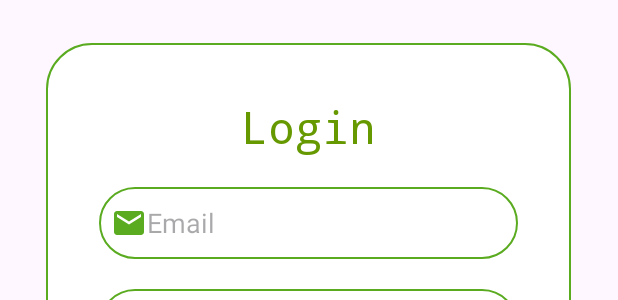
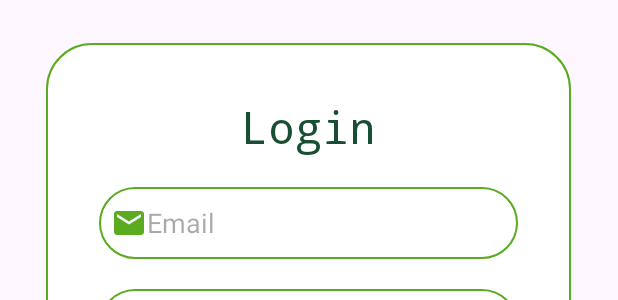
Before and after one commit to krasc094/SEG-2105-Project, an Android app: the layout activity_login.xml on its own in the app's theme, with its tools: preview values and no code run, on a phone screen of 412 x 824 dp. Shown: the part 335-635 px from the top of the screen. Run offline under Robolectric (Android 15) with nearby library versions, the phone set to English and light mode, and no system bars.

```diff
--- a/app/src/main/res/layout/activity_login.xml
+++ b/app/src/main/res/layout/activity_login.xml
@@ -16,7 +16,7 @@
             android:layout_width="match_parent"
             android:layout_height="wrap_content"
             android:background="@drawable/personcrossingroad"
-            />
+            android:contentDescription="Image of PedalPal logo" />
     </LinearLayout>
 
     <LinearLayout
@@ -57,7 +57,7 @@
                 android:fontFamily="monospace"
                 android:gravity="center"
                 android:text="@string/login"
-                android:textColor="@android:color/holo_green_dark"
+                android:textColor="#184E31"
                 android:textSize="30sp" />
 
             <EditText
@@ -71,7 +71,7 @@
                 android:hint="@string/email_hint"
                 android:inputType="textEmailAddress"
                 android:padding="8dp"
-                android:textColor="@color/green" />
+                android:textColor="#184E31" />
 
             <EditText
                 android:id="@+id/passwordLogin"
@@ -92,8 +92,8 @@
                 android:layout_marginTop="20dp"
                 android:background="@drawable/button_background"
                 android:text="@string/signinBtn"
-                android:textColorHighlight="#5AAB20"
-                android:textColorLink="#5AAB20" />
+                android:textColorHighlight="#184E31"
+                android:textColorLink="#184E31" />
 
             <TextView
                 android:id="@+id/signupClick"
```
Also changed, not shown: app/src/main/java/com/example/gcccylclingmobileapplication/Account.java (added, +29 -0 lines).
